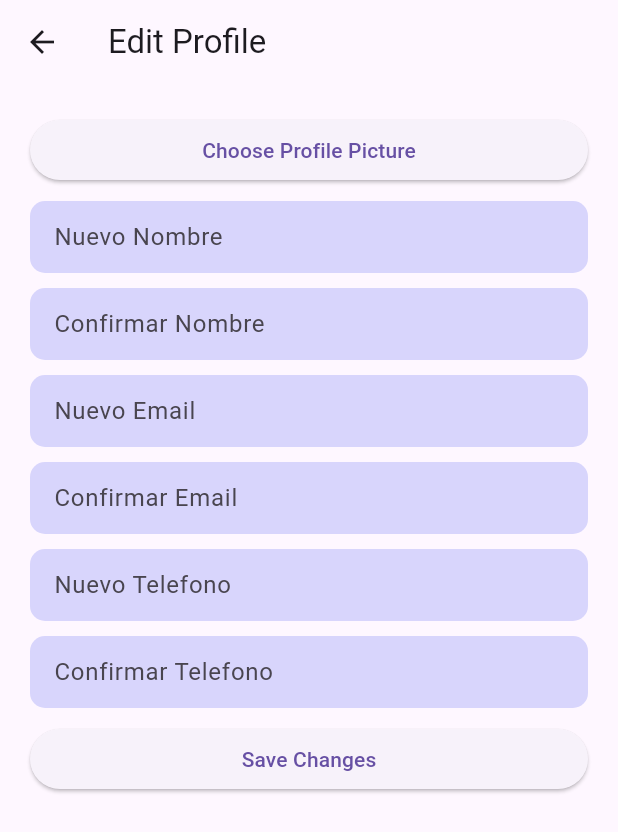
After one commit to adricev/DiVent, a Flutter app: the EditProfile screen opened directly, after a tap on "Choose Profile Picture", on a phone screen of 412 x 824 dp. The commit adds this screen. Shown: the top 832 px of the screen. Run offline on Flutter 3.47's test engine with Material 3 defaults, Android fonts, the phone set to English and light mode, and no system bars; our stand-ins replace flutter_svg, image_picker, shared_preferences, supabase_flutter, table_calendar; accounts and stored records are empty.

Commit message:
EDIT CHANGES CREADA Y WORKING :)

```diff
--- /dev/null
+++ b/lib/screens/edit_profile.dart
@@ -0,0 +1,121 @@
+import 'dart:io';
+
+import 'package:flutter/material.dart';
+import 'package:image_picker/image_picker.dart';
+import 'profile_screen.dart'; // Importa tu pantalla de perfil
+
+class EditProfile extends StatefulWidget {
+  const EditProfile({Key? key}) : super(key: key);
+
+  @override
+  _EditProfileState createState() => _EditProfileState();
+}
+
+class _EditProfileState extends State<EditProfile> {
+  final TextEditingController _newNameController = TextEditingController();
+  final TextEditingController _confirmNameController = TextEditingController();
+  final TextEditingController _newEmailController = TextEditingController();
+  final TextEditingController _confirmEmailController = TextEditingController();
+  final TextEditingController _newPhoneController = TextEditingController();
+  final TextEditingController _confirmPhoneController = TextEditingController();
+
+  File? _image;
+
+  Future _getImageFromGallery() async {
+    final imagePicker = ImagePicker();
+    final pickedImage =
+        await imagePicker.pickImage(source: ImageSource.gallery);
+
+    if (pickedImage == null) return;
+    setState(() {
+      _image = File(pickedImage.path);
+    });
+  }
+
+  @override
+  Widget build(BuildContext context) {
+    return Scaffold(
+      appBar: AppBar(
+        title: const Text('Edit Profile'),
+      ),
+      body: SingleChildScrollView(
+        padding: const EdgeInsets.all(20.0),
+        child: Column(
+          crossAxisAlignment: CrossAxisAlignment.stretch,
+          children: [
+            // Profile picture section (assuming you want one)
+            _image != null
+                ? CircleAvatar(
+                    backgroundImage: FileImage(_image!),
+                    radius: 50.0,
+                  )
+                : ElevatedButton(
+                    onPressed: _getImageFromGallery,
+                    child: const Text('Choose Profile Picture'),
+                  ),
+            const SizedBox(height: 10),
+
+            // Text form fields
+            TextFormField(
+              controller: _newNameController,
+              decoration: _inputDecoration('Nuevo Nombre'),
+            ),
+            const SizedBox(height: 10),
+            TextFormField(
+              controller: _confirmNameController,
+              decoration: _inputDecoration('Confirmar Nombre'),
+            ),
+            const SizedBox(height: 10),
+            TextFormField(
+              controller: _newEmailController,
+              decoration: _inputDecoration('Nuevo Email'),
+            ),
+            const SizedBox(height: 10),
+            TextFormField(
+              controller: _confirmEmailController,
+              decoration: _inputDecoration('Confirmar Email'),
+            ),
+            const SizedBox(height: 10),
+            TextFormField(
+              controller: _newPhoneController,
+              decoration: _inputDecoration('Nuevo Telefono'),
+            ),
+            const SizedBox(height: 10),
+            TextFormField(
+              controller: _confirmPhoneController,
+              decoration: _inputDecoration('Confirmar Telefono'),
+            ),
+            const SizedBox(height: 10),
+
+            ElevatedButton(
+              onPressed: () {
+                // Navigate to profile screen when Save Changes button is pressed
+                Navigator.push(
+                  context,
+                  MaterialPageRoute(builder: (context) => ProfileScreen()),
+                );
+              },
+              child: const Text('Save Changes'),
+            ),
+          ],
+        ),
+      ),
+    );
+  }
+
+  InputDecoration _inputDecoration(String labelText) {
+    return InputDecoration(
+      labelText: labelText,
+      border: OutlineInputBorder(
+        borderRadius: BorderRadius.circular(10.0),
+        borderSide: BorderSide.none,
+      ),
+      filled: true,
+      fillColor: const Color(0xFFD8D5FC),
+      contentPadding: const EdgeInsets.symmetric(
+        vertical: 10.0,
+        horizontal: 12.0,
+      ),
+    );
+  }
+}
--- a/pubspec.yaml
+++ b/pubspec.yaml
@@ -9,6 +9,7 @@ environment:
 dependencies:
   flutter:
     sdk: flutter
+  image_picker: ^1.0.7
   flutter_svg: ^2.0.9
   supabase_flutter: ^2.3.2
   crypto: ^3.0.1
```
Also changed, not shown: lib/screens/profile_screen.dart (+34 -7 lines), pubspec.lock, 7 other files.
